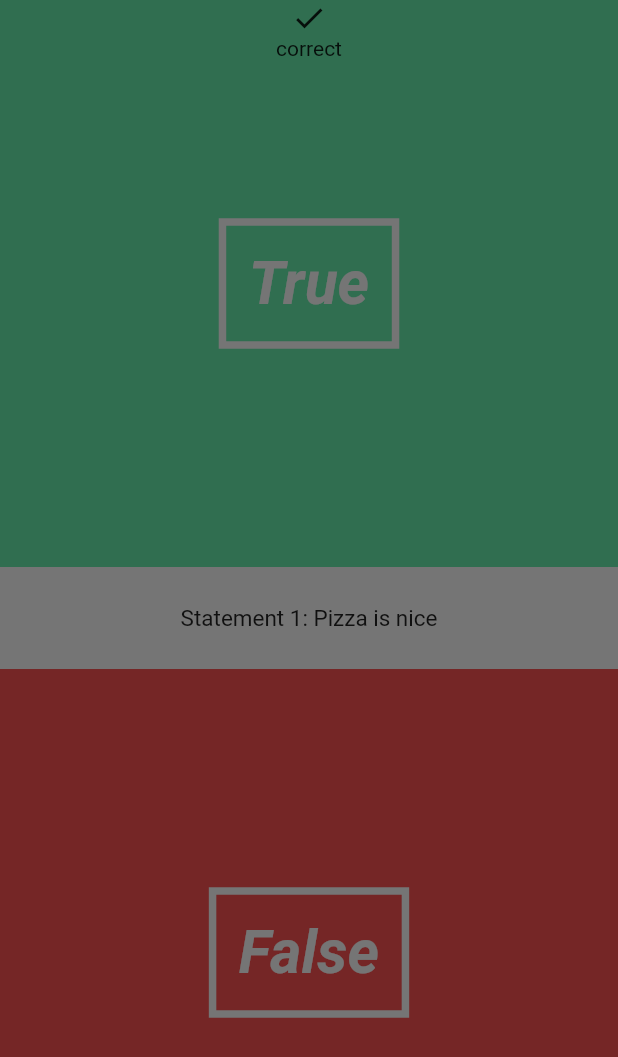
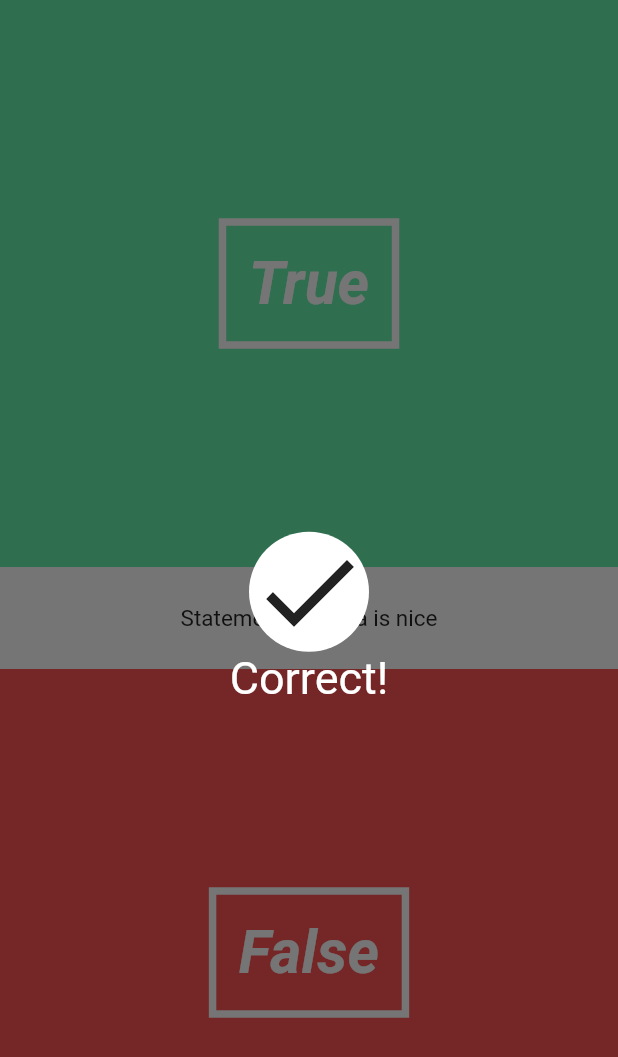
Before and after one commit to Cyan101/flutter-app, a Flutter app: the screen it shows after launch, on a phone screen of 412 x 824 dp. Shown: the top 1057 px of the screen. Run offline on Flutter 3.47's test engine with Material 2 defaults, Android fonts, the phone set to English and light mode, and no system bars.

Commit message:
Correct or Wrong for the overlay added

```diff
--- a/lib/pages/quiz_page.dart
+++ b/lib/pages/quiz_page.dart
@@ -25,7 +25,7 @@ class QuizPageState extends State<QuizPage> {
             new AnswerButton(false, () => print("User input False")),
           ],
         ),
-        new CorrectWrongOverlay()
+        new CorrectWrongOverlay(true)
       ],
     );
   }
--- a/lib/ui/correct_wrong_overlay.dart
+++ b/lib/ui/correct_wrong_overlay.dart
@@ -1,6 +1,10 @@
 import 'package:flutter/material.dart';
 
 class CorrectWrongOverlay extends StatefulWidget {
+  final bool _isCorrect;
+
+  CorrectWrongOverlay(this._isCorrect);
+
   @override
   State createState() => new CorrectWrongOverlayState();
 }
@@ -13,9 +17,19 @@ class CorrectWrongOverlayState extends State<CorrectWrongOverlay> {
       child: new InkWell(
           onTap: () => print("overlay tapped"),
           child: new Column(
+            mainAxisAlignment: MainAxisAlignment.center,
             children: <Widget>[
-              new Container(child: new Icon(Icons.done)),
-              new Text("correct")
+              new Container(
+                decoration: new BoxDecoration(
+                  color: Colors.white,
+                  shape: BoxShape.circle
+                ),
+                child: new Icon(widget._isCorrect == true ? Icons.done : Icons.clear, size: 80.0)
+              ),
+              new Text(
+                widget._isCorrect == true ? "Correct!" : "Nope, Wrong!",
+                style: new TextStyle(color: Colors.white, fontSize: 30.0),
+              )
             ],
           )),
     );
```
